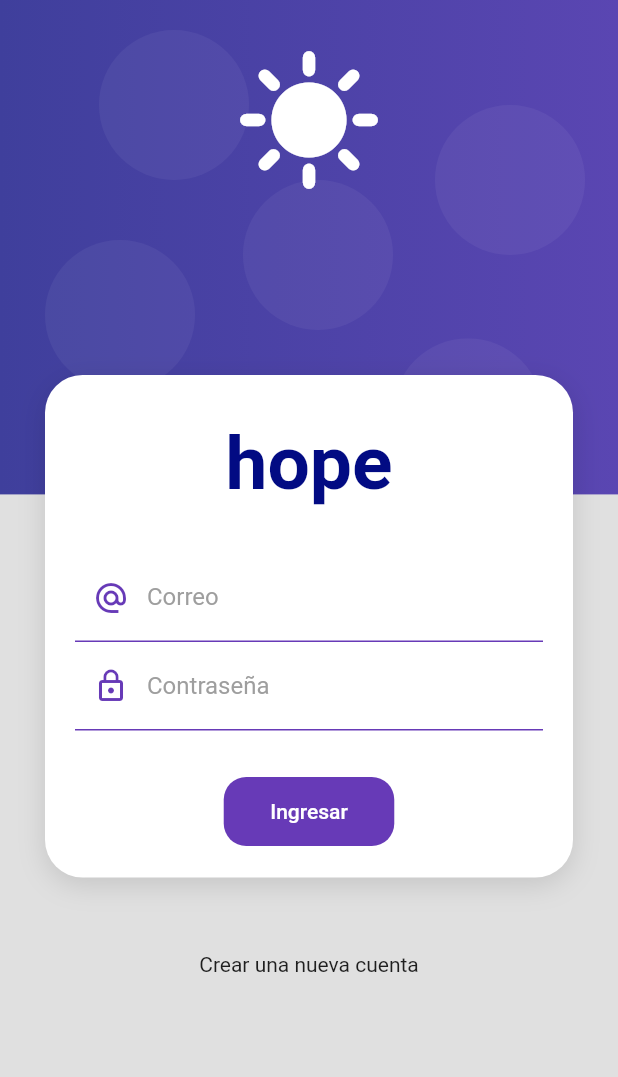
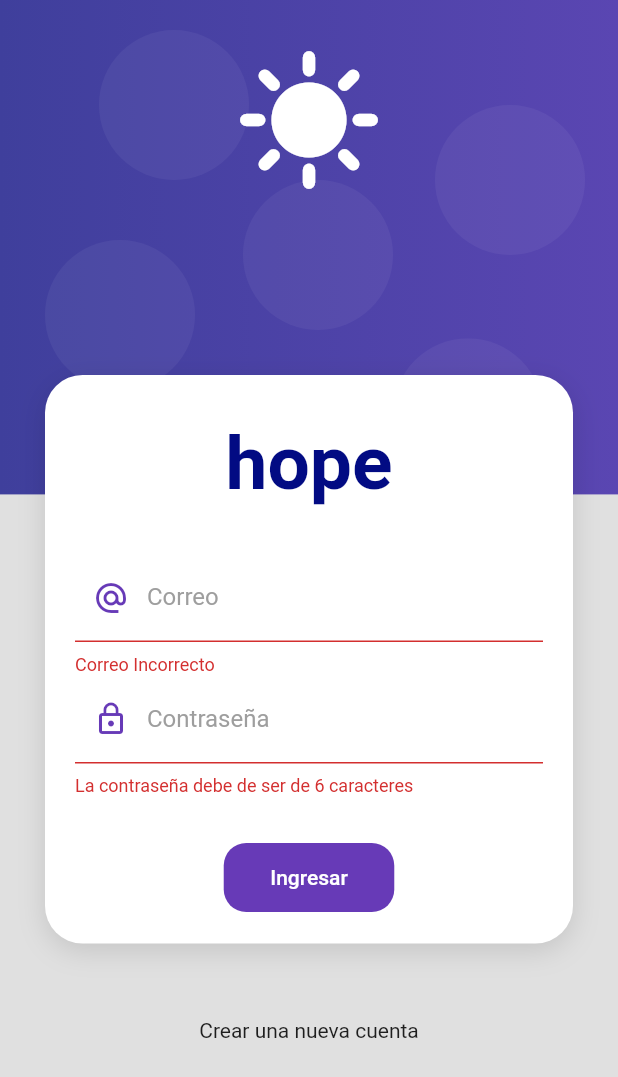
Before and after one commit to LordMario/ProductosApp, a Flutter app: the screen it shows after launch, after a tap on "Ingresar", on a phone screen of 412 x 824 dp. Shown: the top 1077 px of the screen. Run offline on Flutter 3.47's test engine with Material 2 defaults, Android fonts, the phone set to English and light mode, and no system bars.

```diff
--- /dev/null
+++ b/lib/provider/login_form_provider.dart
@@ -0,0 +1,24 @@
+import 'package:flutter/material.dart';
+
+class LoginFormProvider extends ChangeNotifier{
+
+  GlobalKey<FormState> formKey = GlobalKey<FormState>();
+  String email ='';
+  String password ='';
+
+  bool _isLoading = false;
+
+  bool get isLoading => _isLoading;
+
+  set isLoading (bool value){
+    _isLoading=value;
+    notifyListeners();
+  }
+
+
+  bool isValidForm(){
+    return formKey.currentState?.validate() ?? false;
+  }
+
+
+}
--- a/lib/screens/login_screen.dart
+++ b/lib/screens/login_screen.dart
@@ -1,6 +1,8 @@
 import 'package:flutter/material.dart';
+import 'package:productos_app/provider/login_form_provider.dart';
 import 'package:productos_app/ui/input_decorations.dart';
 import 'package:productos_app/widgets/widgets.dart';
+import 'package:provider/provider.dart';
 
 class LoginScreen extends StatelessWidget {
   const LoginScreen({Key? key}) : super(key: key);
@@ -25,11 +27,15 @@ class LoginScreen extends StatelessWidget {
                     style: TextStyle(
                       color: Color.fromARGB(255, 2, 11, 131),
                       fontSize: 50,
-                      fontWeight: FontWeight.bold
+                      fontWeight: FontWeight.bold,
                     )
                 ),
                 const SizedBox(height: 30),
-                _LoginForm(),
+                ChangeNotifierProvider(
+                  create: (_)=> LoginFormProvider(),
+                  child: _LoginForm(),
+                ),
+
               ],
             ),
           ),
@@ -50,33 +56,61 @@ class _LoginForm extends StatelessWidget {
 
   @override
   Widget build(BuildContext context) {
+
+    final loginForm = Provider.of<LoginFormProvider>(context);
+
     return Form(
+      key: loginForm.formKey,
+      autovalidateMode:AutovalidateMode.always,
       child: Column(
         children: [
           TextFormField(
             autocorrect: false,
             keyboardType: TextInputType.emailAddress,
             decoration: InputDecorations.authInputDecoration(hintText:'Mario@gmail.com',label: 'Correo',icono: Icons.alternate_email),
+            validator: (value){
+              String pattern = r'^(([^<>()[\]\\.,;:\s@\"]+(\.[^<>()[\]\\.,;:\s@\"]+)*)|(\".+\"))@((\[[0-9]{1,3}\.[0-9]{1,3}\.[0-9]{1,3}\.[0-9]{1,3}\])|(([a-zA-Z\-0-9]+\.)+[a-zA-Z]{2,}))$';
+
+              RegExp regExp  =  RegExp(pattern);
+
+              return regExp.hasMatch(value ?? '' ) ? null : 'Correo Incorrecto';
+            },
+            onChanged: (value) => loginForm.email =value,
+
           ),
           TextFormField(
             autocorrect: false,
             obscureText: true,
             decoration: InputDecorations.authInputDecoration(hintText:'******',label: 'Contraseña',icono: Icons.lock_outline),
+            validator: (value){
+              if(value != null && value.length>=6) return null;
+              return 'La contraseña debe de ser de 6 caracteres';
+            },
+            onChanged: (value) => loginForm.password =value,
           ),
           const SizedBox(height: 30,),
           MaterialButton(
-            onPressed: (){
+            onPressed: loginForm.isLoading ? null :  () async{
+              FocusScope.of(context).unfocus();
+              if(!loginForm.isValidForm())return;
+              loginForm.isLoading=true;
 
+              await Future.delayed( const Duration(seconds: 2));
+
+              loginForm.isLoading=false;
+
+              Navigator.pushReplacementNamed(context, 'home');
             },
             color: Colors.deepPurple,
             disabledColor: Colors.grey,
+
             shape: RoundedRectangleBorder(borderRadius: BorderRadius.circular(15)),
             elevation: 0,
             child: Container(
               padding: const EdgeInsets.all(15),
-              child: const Text(
-                'Ingresar',
-                style: TextStyle(color: Colors.white)
+              child:  Text(
+                loginForm.isLoading ? 'Espere' : 'Ingresar',
+                style: const TextStyle(color: Colors.white)
               )
             ),
           )
--- a/pubspec.yaml
+++ b/pubspec.yaml
@@ -31,6 +31,8 @@ dependencies:
   flutter:
     sdk: flutter
 
+  provider: ^6.0.5
+
 
   # The following adds the Cupertino Icons font to your application.
   # Use with the CupertinoIcons class for iOS style icons.
@@ -59,8 +61,8 @@ flutter:
   uses-material-design: true
 
   # To add assets to your application, add an assets section, like this:
-  # assets:
-  #   - images/a_dot_burr.jpeg
+  assets:
+   - assets\icons\Bird.svg
   #   - images/a_dot_ham.jpeg
 
   # An image asset can refer to one or more resolution-specific "variants", see
```
Also changed, not shown: assets/icons/Bird.svg (added), pubspec.lock.
